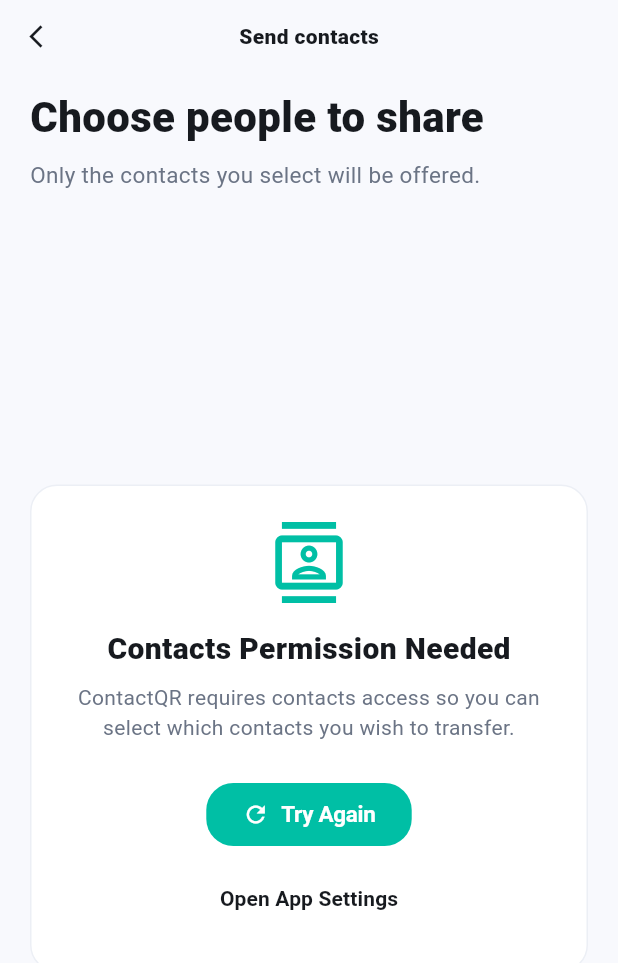
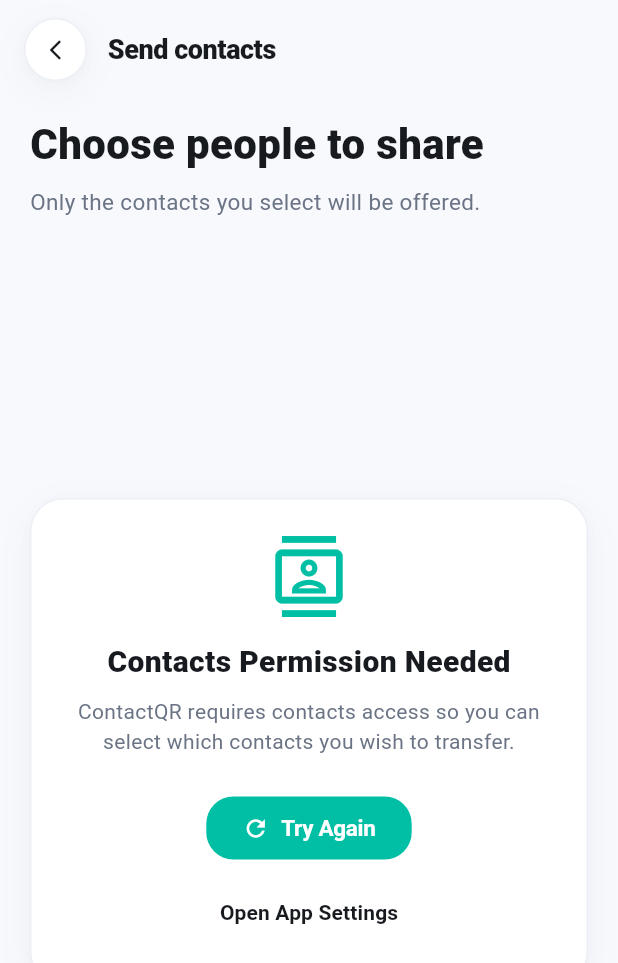
Before and after one commit to kuroi17/Qiwii-Easy-Contact-Share-QR, a Flutter app: the screen it shows after launch, after a tap on "Send contacts", on a phone screen of 412 x 824 dp. Shown: the top 963 px of the screen. Run offline on Flutter 3.47's test engine with Material 3 defaults, Android fonts, the light colour scheme and no system bars; our stand-ins replace flutter_contacts, flutter_riverpod, permission_handler, qr_flutter; missing offline and left inert: mobile_scanner; statements that could not run were skipped.

Commit message:
feat(core): redesign core widgets with soft elevation, rounded 22px cards, and tactile buttons

```diff
--- a/contactqr_flutter/lib/core/widgets/card_box.dart
+++ b/contactqr_flutter/lib/core/widgets/card_box.dart
@@ -5,21 +5,49 @@
   const CardBox({
     super.key,
     required this.child,
-    this.padding = const EdgeInsets.all(16),
+    this.padding = const EdgeInsets.all(20),
+    this.backgroundColor,
+    this.borderRadius,
+    this.borderColor,
+    this.onTap,
   });
 
   final Widget child;
-  final EdgeInsets padding;
+  final EdgeInsetsGeometry padding;
+  final Color? backgroundColor;
+  final BorderRadius? borderRadius;
+  final Color? borderColor;
+  final VoidCallback? onTap;
 
   @override
-  Widget build(BuildContext context) => Container(
-    width: double.infinity,
-    padding: padding,
-    decoration: BoxDecoration(
-      color: Colors.white,
-      borderRadius: BorderRadius.circular(18),
-      border: Border.all(color: AppColors.border),
-    ),
-    child: child,
-  );
+  Widget build(BuildContext context) {
+    final effectiveRadius = borderRadius ?? BorderRadius.circular(22);
+
+    final container = Container(
+      padding: padding,
+      decoration: BoxDecoration(
+        color: backgroundColor ?? AppColors.surface,
+        borderRadius: effectiveRadius,
+        border: Border.all(
+          color: borderColor ?? AppColors.cardBorder,
+          width: 1,
+        ),
+        boxShadow: backgroundColor == Colors.transparent ? null : AppColors.softShadow,
+      ),
+      child: child,
+    );
+
+    if (onTap != null) {
+      return Material(
+        color: Colors.transparent,
+        child: InkWell(
+          onTap: onTap,
+          borderRadius: effectiveRadius,
+          child: container,
+        ),
+      );
+    }
+
+    return container;
+  }
 }
--- a/contactqr_flutter/lib/core/widgets/header.dart
+++ b/contactqr_flutter/lib/core/widgets/header.dart
@@ -6,36 +6,67 @@
     super.key,
     required this.title,
     this.light = false,
+    this.trailing,
     this.onBack,
   });
 
   final String title;
   final bool light;
+  final Widget? trailing;
   final VoidCallback? onBack;
 
   @override
-  Widget build(BuildContext context) => Row(
+  Widget build(BuildContext context) {
+    final textColor = light ? Colors.white : AppColors.textPrimary;
+    final iconBg = light ? Colors.white.withValues(alpha: 0.12) : AppColors.surface;
+    final iconColor = light ? Colors.white : AppColors.textPrimary;
+    final canPop = Navigator.canPop(context);
+
+    return Padding(
+      padding: const EdgeInsets.fromLTRB(16, 12, 16, 12),
+      child: Row(
         children: [
-      IconButton(
-        onPressed: onBack ?? () => Navigator.pop(context),
-        icon: Icon(
-          Icons.arrow_back_ios_new,
-          size: 18,
-          color: light ? Colors.white : AppColors.navy,
+          if (canPop)
+            GestureDetector(
+              onTap: onBack ?? () => Navigator.pop(context),
+              child: Container(
+                width: 42,
+                height: 42,
+                decoration: BoxDecoration(
+                  color: iconBg,
+                  shape: BoxShape.circle,
+                  border: light ? null : Border.all(color: AppColors.cardBorder),
+                  boxShadow: light ? null : AppColors.softShadow,
+                ),
+                child: Center(
+                  child: Icon(
+                    Icons.arrow_back_ios_new_rounded,
+                    size: 16,
+                    color: iconColor,
                   ),
                 ),
+              ),
+            )
+          else
+            const SizedBox(width: 42),
+          const SizedBox(width: 14),
           Expanded(
-        child: Center(
             child: Text(
               title,
               style: TextStyle(
-              color: light ? Colors.white : AppColors.navy,
+                color: textColor,
+                fontSize: 18,
                 fontWeight: FontWeight.w800,
+                letterSpacing: -0.3,
               ),
             ),
           ),
+          if (trailing != null)
+            trailing!
+          else
+            const SizedBox(width: 42),
+        ],
       ),
-      const SizedBox(width: 48),
-    ],
     );
   }
+}
```
Also changed, not shown: contactqr_flutter/lib/core/widgets/primary_button.dart (+72 -19 lines), contactqr_flutter/lib/core/widgets/search_box.dart (+36 -13 lines), contactqr_flutter/lib/core/widgets/status_pill.dart (+22 -12 lines), contactqr_flutter/lib/core/widgets/summary_row.dart (+28 -9 lines), contactqr_flutter/lib/core/widgets/transfer_error_dialog.dart (+30 -25 lines). Lines whose indentation alone changed are shown as unchanged.
